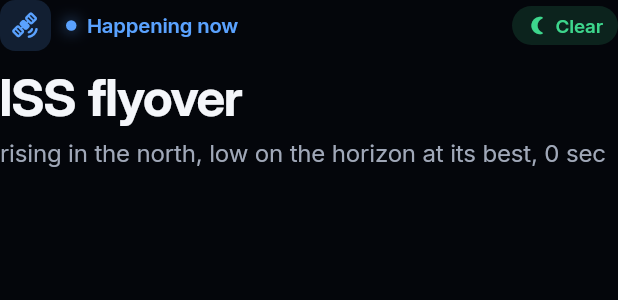
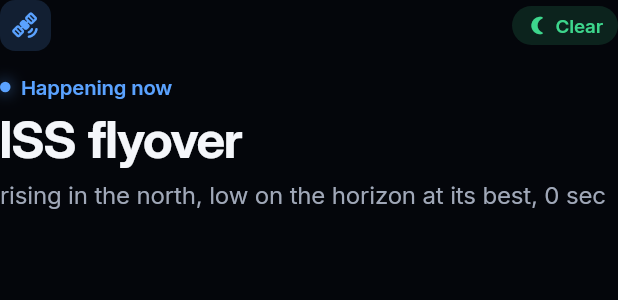
Before and after one commit to brilliant-disruptions/lookup, a Flutter app: the _EventWords widget shown alone on an empty page, opened directly with empty values, on a phone screen of 412 x 824 dp. Shown: the top 300 px of the screen. Run offline on Flutter 3.47's test engine with Material 3 defaults, Android fonts, the phone set to English and light mode, and no system bars; our stand-ins replace camera, flutter_local_notifications, flutter_riverpod, flutter_timezone, geolocator, image_picker and 4 more; missing offline and left inert: add_2_calendar, flutter_rotation_sensor, home_widget, satellite_observer, workmanager; accounts and stored records are empty; statements that could not run were skipped.

Commit message:
Story: the event's time gets its own line so it never squeezes against the cloud pill
Co-Authored-By: Claude Opus 5.5 <noreply@anthropic.com>
Claude-Session: https://claude.ai/code/session_01BbUTXqsgWs6RQ4j3p8jpiD

```diff
--- a/lib/ui/tonight_story.dart
+++ b/lib/ui/tonight_story.dart
@@ -344,11 +344,12 @@ class _EventWords extends StatelessWidget {
     return Column(crossAxisAlignment: CrossAxisAlignment.start, mainAxisSize: MainAxisSize.min, children: [
       Row(children: [
         EventGlyph.of(e, size: 34),
-        const SizedBox(width: 10),
-        Expanded(child: Kicker(live ? 'Happening now' : '${fmtDay(e.start)} · ${fmtTime(e.start)}', color: tint, live: live)),
+        const Spacer(),
         CloudPill(e.cloudCoverPercent),
       ]),
-      const SizedBox(height: 12),
+      const SizedBox(height: 14),
+      Kicker(live ? 'Happening now' : '${fmtDay(e.start)} · ${fmtTime(e.start)}', color: tint, live: live),
+      const SizedBox(height: 6),
       Text(eventTitle(e), style: display(34, weight: FontWeight.w700)),
       const SizedBox(height: 8),
       Text(eventSubtitle(e), style: _body),
```
